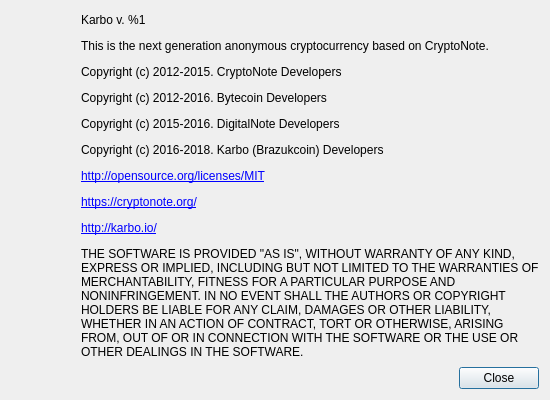
This is src/gui/ui/aboutdialog.ui in brazukcoin/wallet-gui as Qt 5 draws it before an edit. The edited form follows.
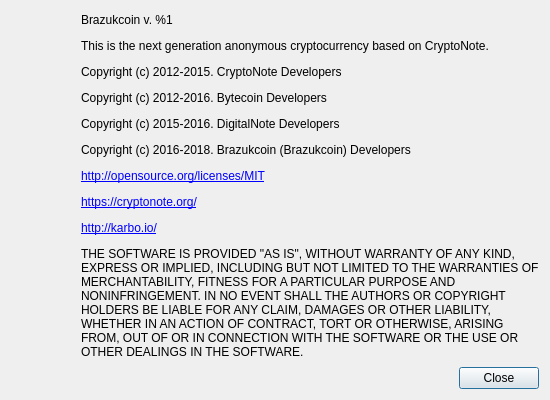
This is the edited form. Icons and pictures are not drawn.

```diff
--- a/src/gui/ui/aboutdialog.ui
+++ b/src/gui/ui/aboutdialog.ui
@@ -98,7 +98,7 @@
         </size>
        </property>
        <property name="text">
-        <string>&lt;html&gt;&lt;head/&gt;&lt;body&gt;&lt;p&gt;Karbo v. %1&lt;/p&gt;&lt;p&gt;This is the next generation anonymous cryptocurrency based on CryptoNote.&lt;/p&gt;&lt;p&gt;Copyright (c) 2012-2015. CryptoNote Developers&lt;/p&gt;&lt;p&gt;Copyright (c) 2012-2016. Bytecoin Developers&lt;/p&gt;&lt;p&gt;Copyright (c) 2015-2016. DigitalNote Developers&lt;/p&gt;&lt;p&gt;Copyright (c) 2016-2018. Karbo (Brazukcoin) Developers&lt;/p&gt;&lt;p&gt;&lt;a href=&quot;http://opensource.org/licenses/MIT&quot;&gt;&lt;span style=&quot; text-decoration: underline; color:#0000ff;&quot;&gt;http://opensource.org/licenses/MIT&lt;/span&gt;&lt;/a&gt;&lt;/p&gt;&lt;p&gt;&lt;a href=&quot;https://cryptonote.org/&quot;&gt;&lt;span style=&quot; text-decoration: underline; color:#0000ff;&quot;&gt;https://cryptonote.org/&lt;/span&gt;&lt;/a&gt;&lt;/p&gt;&lt;p&gt;&lt;a href=&quot;http://karbo.io/&quot;&gt;&lt;span style=&quot; text-decoration: underline; color:#0000ff;&quot;&gt;http://karbo.io/&lt;/span&gt;&lt;/a&gt;&lt;/p&gt;&lt;p&gt;THE SOFTWARE IS PROVIDED &amp;quot;AS IS&amp;quot;, WITHOUT WARRANTY OF ANY KIND, EXPRESS OR IMPLIED, INCLUDING BUT NOT LIMITED TO THE WARRANTIES OF MERCHANTABILITY, FITNESS FOR A PARTICULAR PURPOSE AND NONINFRINGEMENT. IN NO EVENT SHALL THE AUTHORS OR COPYRIGHT HOLDERS BE LIABLE FOR ANY CLAIM, DAMAGES OR OTHER LIABILITY, WHETHER IN AN ACTION OF CONTRACT, TORT OR OTHERWISE, ARISING FROM, OUT OF OR IN CONNECTION WITH THE SOFTWARE OR THE USE OR OTHER DEALINGS IN THE SOFTWARE.&lt;/p&gt;&lt;/body&gt;&lt;/html&gt;</string>
+        <string>&lt;html&gt;&lt;head/&gt;&lt;body&gt;&lt;p&gt;Brazukcoin v. %1&lt;/p&gt;&lt;p&gt;This is the next generation anonymous cryptocurrency based on CryptoNote.&lt;/p&gt;&lt;p&gt;Copyright (c) 2012-2015. CryptoNote Developers&lt;/p&gt;&lt;p&gt;Copyright (c) 2012-2016. Bytecoin Developers&lt;/p&gt;&lt;p&gt;Copyright (c) 2015-2016. DigitalNote Developers&lt;/p&gt;&lt;p&gt;Copyright (c) 2016-2018. Brazukcoin (Brazukcoin) Developers&lt;/p&gt;&lt;p&gt;&lt;a href=&quot;http://opensource.org/licenses/MIT&quot;&gt;&lt;span style=&quot; text-decoration: underline; color:#0000ff;&quot;&gt;http://opensource.org/licenses/MIT&lt;/span&gt;&lt;/a&gt;&lt;/p&gt;&lt;p&gt;&lt;a href=&quot;https://cryptonote.org/&quot;&gt;&lt;span style=&quot; text-decoration: underline; color:#0000ff;&quot;&gt;https://cryptonote.org/&lt;/span&gt;&lt;/a&gt;&lt;/p&gt;&lt;p&gt;&lt;a href=&quot;http://karbo.io/&quot;&gt;&lt;span style=&quot; text-decoration: underline; color:#0000ff;&quot;&gt;http://karbo.io/&lt;/span&gt;&lt;/a&gt;&lt;/p&gt;&lt;p&gt;THE SOFTWARE IS PROVIDED &amp;quot;AS IS&amp;quot;, WITHOUT WARRANTY OF ANY KIND, EXPRESS OR IMPLIED, INCLUDING BUT NOT LIMITED TO THE WARRANTIES OF MERCHANTABILITY, FITNESS FOR A PARTICULAR PURPOSE AND NONINFRINGEMENT. IN NO EVENT SHALL THE AUTHORS OR COPYRIGHT HOLDERS BE LIABLE FOR ANY CLAIM, DAMAGES OR OTHER LIABILITY, WHETHER IN AN ACTION OF CONTRACT, TORT OR OTHERWISE, ARISING FROM, OUT OF OR IN CONNECTION WITH THE SOFTWARE OR THE USE OR OTHER DEALINGS IN THE SOFTWARE.&lt;/p&gt;&lt;/body&gt;&lt;/html&gt;</string>
        </property>
        <property name="textFormat">
         <enum>Qt::RichText</enum>
```
